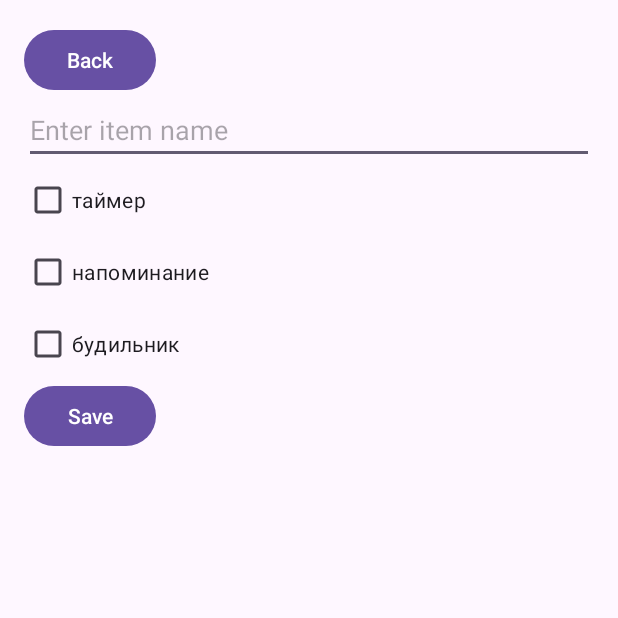
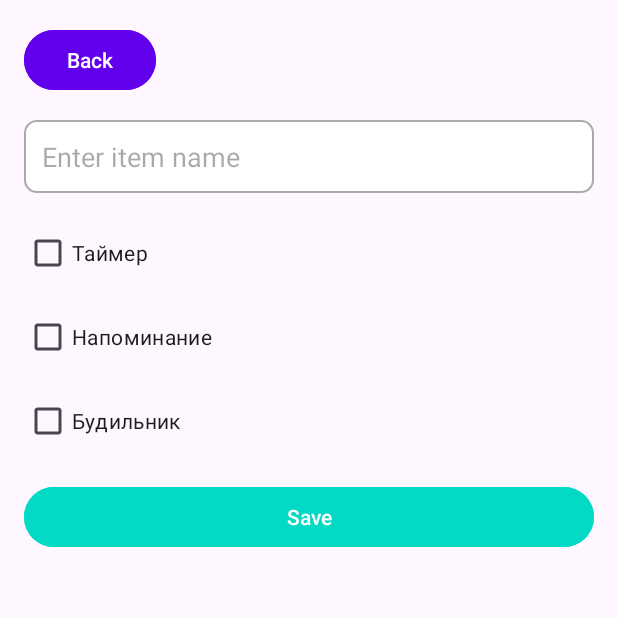
Before and after one commit to Evotee/TimeMaster, an Android app: the ThirdActivity screen opened directly, with no data from a screen before it, on a phone screen of 412 x 824 dp, the top half of it. Run offline under Robolectric (Android 15) with nearby library versions, the phone set to English and light mode, and no system bars.

Commit message:
дизайн

```diff
--- /dev/null
+++ b/app/src/main/res/drawable/edit_text_background.xml
@@ -0,0 +1,5 @@
+<shape xmlns:android="http://schemas.android.com/apk/res/android">
+    <solid android:color="@android:color/white" />
+    <corners android:radius="8dp" />
+    <stroke android:width="1dp" android:color="@android:color/darker_gray" />
+</shape>
--- a/app/src/main/res/layout/activity3.xml
+++ b/app/src/main/res/layout/activity3.xml
@@ -1,43 +1,69 @@
 <?xml version="1.0" encoding="utf-8"?>
-<LinearLayout xmlns:android="http://schemas.android.com/apk/res/android"
+<androidx.constraintlayout.widget.ConstraintLayout xmlns:android="http://schemas.android.com/apk/res/android"
+    xmlns:app="http://schemas.android.com/apk/res-auto"
     android:layout_width="match_parent"
     android:layout_height="match_parent"
-    android:orientation="vertical"
     android:padding="16dp">
 
     <Button
         android:id="@+id/button_back"
         android:layout_width="wrap_content"
         android:layout_height="wrap_content"
-        android:text="Back" />
+        android:text="Back"
+        android:backgroundTint="@color/colorPrimary"
+        android:textColor="@android:color/white"
+        app:layout_constraintStart_toStartOf="parent"
+        app:layout_constraintTop_toTopOf="parent" />
 
     <EditText
         android:id="@+id/editText"
-        android:layout_width="match_parent"
+        android:layout_width="0dp"
         android:layout_height="wrap_content"
-        android:hint="Enter item name" />
+        android:hint="Enter item name"
+        android:background="@drawable/edit_text_background"
+        android:padding="12dp"
+        app:layout_constraintTop_toBottomOf="@+id/button_back"
+        app:layout_constraintStart_toStartOf="parent"
+        app:layout_constraintEnd_toEndOf="parent"
+        android:layout_marginTop="16dp" />
 
     <CheckBox
         android:id="@+id/checkBox1"
         android:layout_width="wrap_content"
         android:layout_height="wrap_content"
-        android:text="таймер" />
+        android:text="Таймер"
+        app:layout_constraintTop_toBottomOf="@+id/editText"
+        app:layout_constraintStart_toStartOf="parent"
+        android:layout_marginTop="16dp" />
 
     <CheckBox
         android:id="@+id/checkBox2"
         android:layout_width="wrap_content"
         android:layout_height="wrap_content"
-        android:text="напоминание" />
+        android:text="Напоминание"
+        app:layout_constraintTop_toBottomOf="@+id/checkBox1"
+        app:layout_constraintStart_toStartOf="parent"
+        android:layout_marginTop="8dp" />
 
     <CheckBox
         android:id="@+id/checkBox3"
         android:layout_width="wrap_content"
         android:layout_height="wrap_content"
-        android:text="будильник" />
+        android:text="Будильник"
+        app:layout_constraintTop_toBottomOf="@+id/checkBox2"
+        app:layout_constraintStart_toStartOf="parent"
+        android:layout_marginTop="8dp" />
 
     <Button
         android:id="@+id/button_save"
-        android:layout_width="wrap_content"
+        android:layout_width="0dp"
         android:layout_height="wrap_content"
-        android:text="Save" />
-</LinearLayout>
+        android:text="Save"
+        android:backgroundTint="@color/colorAccent"
+        android:textColor="@android:color/white"
+        app:layout_constraintTop_toBottomOf="@+id/checkBox3"
+        app:layout_constraintStart_toStartOf="parent"
+        app:layout_constraintEnd_toEndOf="parent"
+        android:layout_marginTop="16dp" />
+
+</androidx.constraintlayout.widget.ConstraintLayout>
--- a/app/src/main/res/values/colors.xml
+++ b/app/src/main/res/values/colors.xml
@@ -1,5 +1,5 @@
-<?xml version="1.0" encoding="utf-8"?>
 <resources>
-    <color name="black">#FF000000</color>
-    <color name="white">#FFFFFFFF</color>
+    <color name="colorPrimary">#6200EE</color> <!-- Основной цвет -->
+    <color name="colorPrimaryDark">#3700B3</color> <!-- Темный основной цвет -->
+    <color name="colorAccent">#03DAC5</color> <!-- Акцентный цвет -->
 </resources>
```
Also changed, not shown: app/src/main/res/layout/activity2.xml (+29 -14 lines).
